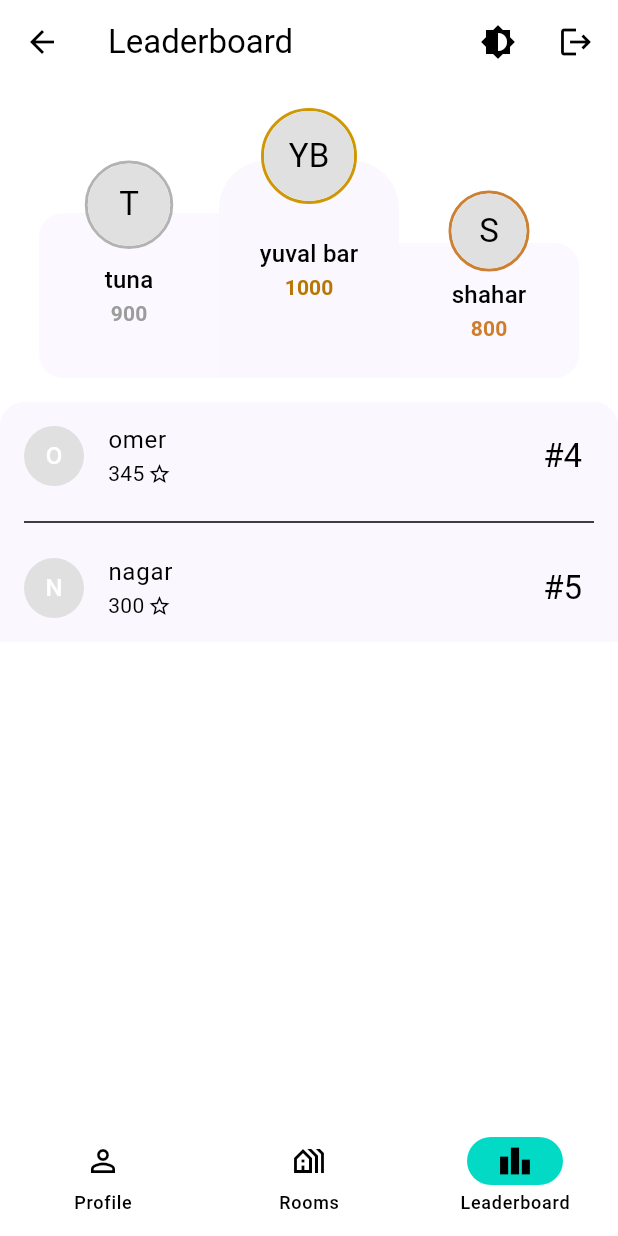
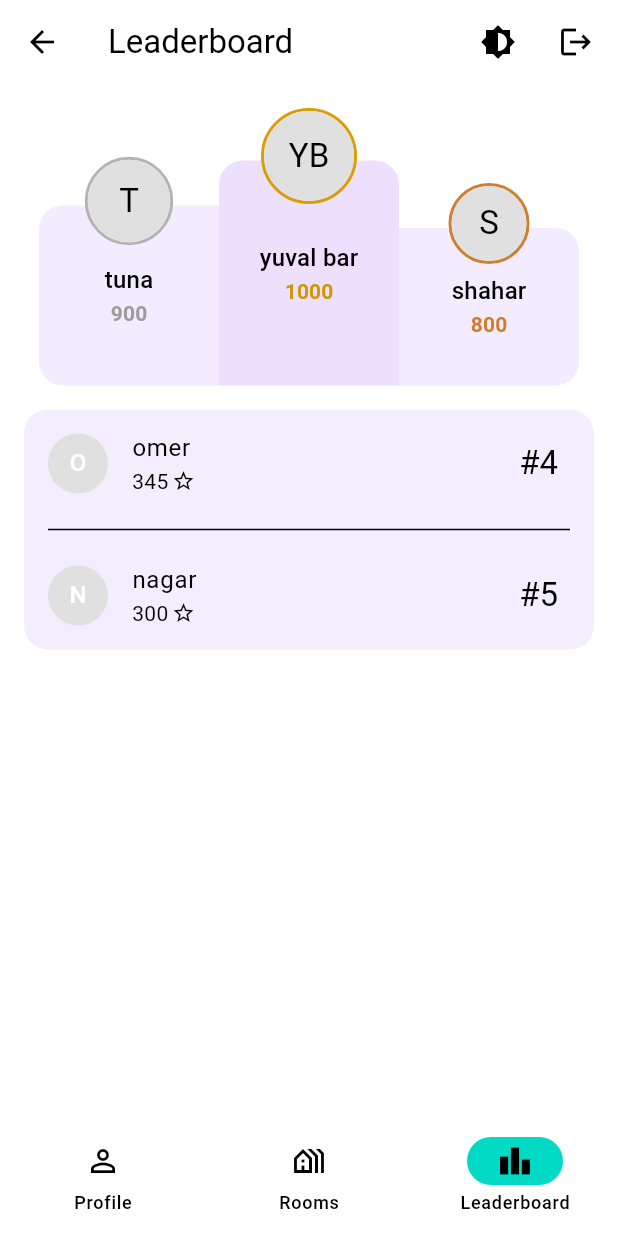
Before and after one commit to shaharyog/trivia_gui, a Flutter app: the HomePageSmall screen opened directly, item 3 of the bottom bar chosen, on a phone screen of 412 x 824 dp. Run offline on Flutter 3.47's test engine with Material 3 defaults, Android fonts, the phone set to English and light mode, and no system bars; drawn by our look-alikes of dynamic_color; missing offline and left inert: side_sheet_material3, window_manager.

Commit message:
wip: finished only phone size ui

```diff
--- a/lib/screens/leaderboard/leaderboard.dart
+++ b/lib/screens/leaderboard/leaderboard.dart
@@ -1,10 +1,7 @@
-import 'package:flutter/cupertino.dart';
 import 'package:flutter/material.dart';
 import 'package:provider/provider.dart';
-import 'package:trivia/screens/leaderboard/leaderboard_components/top_three/top_three.dart';
-
+import 'package:trivia/screens/leaderboard/leaderboard_components/top_three.dart';
 import '../../providers/leaderboard_provider.dart';
-import '../../providers/screen_size_provider.dart';
 
 class Leaderboard extends StatefulWidget {
   const Leaderboard({super.key});
@@ -27,10 +24,11 @@ class _LeaderboardState extends State<Leaderboard> {
 
   @override
   Widget build(BuildContext context) {
-    final screenSizeProvider = Provider.of<ScreenSizeProvider>(context);
     final leaderboardProvider = Provider.of<LeaderboardProvider>(context);
     final brightness = Theme.of(context).brightness;
     return SingleChildScrollView(
+      child: Padding(
+        padding: const EdgeInsets.symmetric(horizontal: 16.0),
         child: Column(
           children: [
             Padding(
@@ -44,10 +42,9 @@ class _LeaderboardState extends State<Leaderboard> {
             ),
             Container(
               decoration: BoxDecoration(
-              color: Theme.of(context).colorScheme.primary.withOpacity(0.03),
-              borderRadius: const BorderRadius.only(
-                topLeft: Radius.circular(16),
-                topRight: Radius.circular(16),
+                color: Theme.of(context).colorScheme.primary.withOpacity(0.069),
+                borderRadius: const BorderRadius.all(
+                  Radius.circular(16),
                 ),
               ),
               child: ListView.separated(
@@ -71,7 +68,10 @@ class _LeaderboardState extends State<Leaderboard> {
                       children: [
                         Text(user.score.toString()),
                         const SizedBox(width: 2),
-                      const Icon(Icons.star_border_sharp, size: 16,),
+                        const Icon(
+                          Icons.star_border_sharp,
+                          size: 16,
+                        ),
                       ],
                     ),
                   );
@@ -86,6 +86,7 @@ class _LeaderboardState extends State<Leaderboard> {
             ),
           ],
         ),
+      ),
     );
   }
 }
--- /dev/null
+++ b/lib/screens/leaderboard/leaderboard_components/top_three.dart
@@ -0,0 +1,274 @@
+import 'package:flutter/material.dart';
+import 'package:trivia/Objects/user_score.dart';
+import 'package:trivia/screens/leaderboard/leaderboard_components/top_three_player.dart';
+
+class TopThree extends StatelessWidget {
+  final UserScore user1, user2, user3;
+
+  const TopThree(
+      {super.key,
+      required this.user1,
+      required this.user2,
+      required this.user3});
+
+  @override
+  Widget build(BuildContext context) {
+    return Row(
+      mainAxisAlignment: MainAxisAlignment.center,
+      children: [
+        buildTopThreePlayer(
+          context: context,
+          user: user2,
+          avatarRadius: 27.5,
+          containerSize: 120,
+          containerColor:
+              Theme.of(context).colorScheme.primary.withOpacity(0.08),
+          avatarBorderColor: const Color.fromRGBO(179, 179, 179, 1),
+          scoreTextColor: const Color.fromRGBO(156, 156, 156, 1.0),
+          containerBorderRadius: const BorderRadius.only(
+            topLeft: Radius.circular(16),
+            bottomLeft: Radius.circular(16),
+          ),
+        ),
+        buildTopThreePlayer(
+          context: context,
+          user: user1,
+          avatarRadius: 30,
+          containerSize: 150,
+          containerColor:
+          Theme.of(context).colorScheme.primary.withOpacity(0.12),
+          scoreTextColor: const Color.fromRGBO(206, 151, 3, 1.0),
+          avatarBorderColor: const Color.fromRGBO(217, 158, 3, 1.0),
+          containerBorderRadius: const BorderRadius.only(
+            topLeft: Radius.circular(16),
+            topRight: Radius.circular(16),
+          ),
+        ),
+        buildTopThreePlayer(
+          context: context,
+          user: user3,
+          avatarRadius: 25,
+          containerSize: 105,
+          containerColor:
+          Theme.of(context).colorScheme.primary.withOpacity(0.08),
+          scoreTextColor: const Color.fromRGBO(208, 125, 43, 1.0),
+          avatarBorderColor: const Color.fromRGBO(205, 127, 50, 1.0),
+          containerBorderRadius: const BorderRadius.only(
+            topRight: Radius.circular(16),
+            bottomRight: Radius.circular(16),
+          ),
+        ),
+        // Column(
+        //   mainAxisAlignment: MainAxisAlignment.end,
+        //   children: [
+        //     Stack(
+        //       alignment: Alignment.topCenter,
+        //       children: [
+        //         const SizedBox(
+        //           height: 180,
+        //           width: 120,
+        //         ),
+        //         Positioned(
+        //           top: 70,
+        //           child: Container(
+        //             height: 110,
+        //             width: 120,
+        //             decoration: BoxDecoration(
+        //               color: Theme.of(context)
+        //                   .colorScheme
+        //                   .primary
+        //                   .withOpacity(0.025),
+        //               borderRadius: const BorderRadius.only(
+        //                 topLeft: Radius.circular(16),
+        //                 bottomLeft: Radius.circular(16),
+        //               ),
+        //             ),
+        //             child: Column(
+        //               mainAxisAlignment: MainAxisAlignment.center,
+        //               children: [
+        //                 Text(
+        //                   user2.name,
+        //                   style: Theme.of(context).textTheme.titleMedium,
+        //                 ),
+        //                 Text(
+        //                   '${user2.score}',
+        //                   style: Theme.of(context)
+        //                       .textTheme
+        //                       .titleSmall!
+        //                       .copyWith(
+        //                           color: const Color.fromRGBO(156, 156, 156, 1.0),
+        //                           fontWeight: FontWeight.bold),
+        //                 ),
+        //               ],
+        //             ),
+        //           ),
+        //         ),
+        //         Positioned(
+        //           top: 35,
+        //           child: Container(
+        //             decoration: BoxDecoration(
+        //               shape: BoxShape.circle,
+        //               border: Border.all(
+        //                 color: const Color.fromRGBO(179, 179, 179, 1),
+        //                 width: 2.0,
+        //               ),
+        //             ),
+        //             child: CircleAvatar(
+        //               backgroundColor: brightness == Brightness.dark
+        //                   ? Colors.grey[700]
+        //                   : Colors.grey[300],
+        //               radius: 27.5,
+        //               child: Text(
+        //                 getInitials(user2.name),
+        //                 style: Theme.of(context).textTheme.titleLarge,
+        //               ),
+        //             ),
+        //           ),
+        //         ),
+        //       ],
+        //     ),
+        //   ],
+        // ),
+        // Column(
+        //   mainAxisAlignment: MainAxisAlignment.end,
+        //   children: [
+        //     Stack(
+        //       alignment: Alignment.topCenter,
+        //       children: [
+        //         const SizedBox(
+        //           height: 180,
+        //           width: 120,
+        //         ),
+        //         Positioned(
+        //           top: 35,
+        //           child: Container(
+        //             height: 145,
+        //             width: 120,
+        //             decoration: BoxDecoration(
+        //               color: Theme.of(context)
+        //                   .colorScheme
+        //                   .primary
+        //                   .withOpacity(0.03),
+        //               borderRadius: const BorderRadius.only(
+        //                 topLeft: Radius.circular(32),
+        //                 topRight: Radius.circular(32),
+        //               ),
+        //             ),
+        //             child: Column(
+        //               mainAxisAlignment: MainAxisAlignment.center,
+        //               children: [
+        //                 Text(
+        //                   user1.name,
+        //                   style: Theme.of(context).textTheme.titleMedium,
+        //                 ),
+        //                 Text(
+        //                   '${user1.score}',
+        //                   style: Theme.of(context)
+        //                       .textTheme
+        //                       .titleSmall!
+        //                       .copyWith(
+        //                       color: const Color.fromRGBO(183, 119, 2, 1.0),
+        //                       fontWeight: FontWeight.bold),
+        //                 ),
+        //               ],
+        //             ),
+        //           ),
+        //         ),
+        //         Container(
+        //           decoration: BoxDecoration(
+        //             shape: BoxShape.circle,
+        //             border: Border.all(
+        //               color: const Color.fromRGBO(206, 151, 3, 1.0),
+        //               width: 2.0,
+        //             ),
+        //           ),
+        //           child: CircleAvatar(
+        //             backgroundColor: brightness == Brightness.dark
+        //                 ? Colors.grey[700]
+        //                 : Colors.grey[300],
+        //             radius: 30,
+        //             child: Text(
+        //               getInitials(user1.name),
+        //               style: Theme.of(context).textTheme.titleLarge,
+        //             ),
+        //           ),
+        //         ),
+        //       ],
+        //     ),
+        //   ],
+        // ),
+        // Column(
+        //   mainAxisAlignment: MainAxisAlignment.end,
+        //   children: [
+        //     Stack(
+        //       alignment: Alignment.topCenter,
+        //       children: [
+        //         const SizedBox(
+        //           height: 180,
+        //           width: 120,
+        //         ),
+        //         Positioned(
+        //           top: 90,
+        //           child: Container(
+        //             height: 90,
+        //             width: 120,
+        //             decoration: BoxDecoration(
+        //               color: Theme.of(context)
+        //                   .colorScheme
+        //                   .primary
+        //                   .withOpacity(0.025),
+        //               borderRadius: const BorderRadius.only(
+        //                 topRight: Radius.circular(16),
+        //                 bottomRight: Radius.circular(16),
+        //               ),
+        //             ),
+        //             child: Column(
+        //               mainAxisAlignment: MainAxisAlignment.center,
+        //               children: [
+        //                 Text(
+        //                   user3.name,
+        //                   style: Theme.of(context).textTheme.titleMedium,
+        //                 ),
+        //                 Text(
+        //                   '${user3.score}',
+        //                   style: Theme.of(context)
+        //                       .textTheme
+        //                       .titleSmall!
+        //                       .copyWith(
+        //                       color: const Color.fromRGBO(208, 125, 43, 1.0),
+        //                       fontWeight: FontWeight.bold),
+        //                 ),
+        //               ],
+        //             ),
+        //           ),
+        //         ),
+        //         Positioned(
+        //           top: 55,
+        //           child: Container(
+        //             decoration: BoxDecoration(
+        //               shape: BoxShape.circle,
+        //               border: Border.all(
+        //                 color: const Color.fromRGBO(205, 127, 50, 1.0),
+        //                 width: 2.0,
+        //               ),
+        //             ),
+        //             child: CircleAvatar(
+        //               backgroundColor: brightness == Brightness.dark
+        //                   ? Colors.grey[700]
+        //                   : Colors.grey[300],
+        //               radius: 25,
+        //               child: Text(
+        //                 getInitials(user3.name),
+        //                 style: Theme.of(context).textTheme.titleLarge,
+        //               ),
+        //             ),
+        //           ),
+        //         ),
+        //       ],
+        //     ),
+        //   ],
+        // ),
+      ],
+    );
+  }
+}
--- a/lib/screens/leaderboard/leaderboard_components/top_three/top_three.dart
+++ /dev/null
@@ -1,243 +0,0 @@
-import 'package:flutter/cupertino.dart';
-import 'package:flutter/material.dart';
-import 'package:flutter/widgets.dart';
-import 'package:trivia/Objects/user_score.dart';
-
-class TopThree extends StatelessWidget {
-  final UserScore user1, user2, user3;
-
-  const TopThree({super.key, required this.user1, required this.user2, required this.user3});
-
-  String getInitials(String name) {
-    List<String> words = name.split(' ');
-    String initials = '';
-    for (var word in words) {
-      if (initials.length < 2) {
-        initials += word[0].toUpperCase();
-      }
-    }
-    return initials;
-  }
-
-  @override
-  Widget build(BuildContext context) {
-    final brightness = Theme.of(context).brightness;
-
-    return Row(
-      mainAxisAlignment: MainAxisAlignment.center,
-      children: [
-        Column(
-          mainAxisAlignment: MainAxisAlignment.end,
-          children: [
-            Stack(
-              alignment: Alignment.topCenter,
-              children: [
-                const SizedBox(
-                  height: 180,
-                  width: 120,
-                ),
-                Positioned(
-                  top: 70,
-                  child: Container(
-                    height: 110,
-                    width: 120,
-                    decoration: BoxDecoration(
-                      color: Theme.of(context)
-                          .colorScheme
-                          .primary
-                          .withOpacity(0.025),
-                      borderRadius: const BorderRadius.only(
-                        topLeft: Radius.circular(16),
-                        bottomLeft: Radius.circular(16),
-                      ),
-                    ),
-                    child: Column(
-                      mainAxisAlignment: MainAxisAlignment.center,
-                      children: [
-                        Text(
-                          user2.name,
-                          style: Theme.of(context).textTheme.titleMedium,
-                        ),
-                        Text(
-                          '${user2.score}',
-                          style: Theme.of(context)
-                              .textTheme
-                              .titleSmall!
-                              .copyWith(
-                                  color: const Color.fromRGBO(156, 156, 156, 1.0),
-                                  fontWeight: FontWeight.bold),
-                        ),
-                      ],
-                    ),
-                  ),
-                ),
-                Positioned(
-                  top: 35,
-                  child: Container(
-                    decoration: BoxDecoration(
-                      shape: BoxShape.circle,
-                      border: Border.all(
-                        color: const Color.fromRGBO(179, 179, 179, 1),
-                        width: 2.0,
-                      ),
-                    ),
-                    child: CircleAvatar(
-                      backgroundColor: brightness == Brightness.dark
-                          ? Colors.grey[700]
-                          : Colors.grey[300],
-                      radius: 27.5,
-                      child: Text(
-                        getInitials(user2.name),
-                        style: Theme.of(context).textTheme.titleLarge,
-                      ),
-                    ),
-                  ),
-                ),
-              ],
-            ),
-          ],
-        ),
-        Column(
-          mainAxisAlignment: MainAxisAlignment.end,
-          children: [
-            Stack(
-              alignment: Alignment.topCenter,
-              children: [
-                const SizedBox(
-                  height: 180,
-                  width: 120,
-                ),
-                Positioned(
-                  top: 35,
-                  child: Container(
-                    height: 145,
-                    width: 120,
-                    decoration: BoxDecoration(
-                      color: Theme.of(context)
-                          .colorScheme
-                          .primary
-                          .withOpacity(0.03),
-                      borderRadius: const BorderRadius.only(
-                        topLeft: Radius.circular(32),
-                        topRight: Radius.circular(32),
-                      ),
-                    ),
-                    child: Column(
-                      mainAxisAlignment: MainAxisAlignment.center,
-                      children: [
-                        Text(
-                          user1.name,
-                          style: Theme.of(context).textTheme.titleMedium,
-                        ),
-                        Text(
-                          '${user1.score}',
-                          style: Theme.of(context)
-                              .textTheme
-                              .titleSmall!
-                              .copyWith(
-                              color: const Color.fromRGBO(183, 119, 2, 1.0),
-                              fontWeight: FontWeight.bold),
-                        ),
-                      ],
-                    ),
-                  ),
-                ),
-                Container(
-                  decoration: BoxDecoration(
-                    shape: BoxShape.circle,
-                    border: Border.all(
-                      color: const Color.fromRGBO(206, 151, 3, 1.0),
-                      width: 2.0,
-                    ),
-                  ),
-                  child: CircleAvatar(
-                    backgroundColor: brightness == Brightness.dark
-                        ? Colors.grey[700]
-                        : Colors.grey[300],
-                    radius: 30,
-                    child: Text(
-                      getInitials(user1.name),
-                      style: Theme.of(context).textTheme.titleLarge,
-                    ),
-                  ),
-                ),
-              ],
-            ),
-          ],
-        ),
-        Column(
-          mainAxisAlignment: MainAxisAlignment.end,
-          children: [
-            Stack(
-              alignment: Alignment.topCenter,
-              children: [
-                const SizedBox(
-                  height: 180,
-                  width: 120,
-                ),
-                Positioned(
-                  top: 90,
-                  child: Container(
-                    height: 90,
-                    width: 120,
-                    decoration: BoxDecoration(
-                      color: Theme.of(context)
-                          .colorScheme
-                          .primary
-                          .withOpacity(0.025),
-                      borderRadius: const BorderRadius.only(
-                        topRight: Radius.circular(16),
-                        bottomRight: Radius.circular(16),
-                      ),
-                    ),
-                    child: Column(
-                      mainAxisAlignment: MainAxisAlignment.center,
-                      children: [
-                        Text(
-                          user3.name,
-                          style: Theme.of(context).textTheme.titleMedium,
-                        ),
-                        Text(
-                          '${user3.score}',
-                          style: Theme.of(context)
-                              .textTheme
-                              .titleSmall!
-                              .copyWith(
-                              color: const Color.fromRGBO(208, 125, 43, 1.0),
-                              fontWeight: FontWeight.bold),
-                        ),
-                      ],
-                    ),
-                  ),
-                ),
-                Positioned(
-                  top: 55,
-                  child: Container(
-                    decoration: BoxDecoration(
-                      shape: BoxShape.circle,
-                      border: Border.all(
-                        color: const Color.fromRGBO(205, 127, 50, 1.0),
-                        width: 2.0,
-                      ),
-                    ),
-                    child: CircleAvatar(
-                      backgroundColor: brightness == Brightness.dark
-                          ? Colors.grey[700]
-                          : Colors.grey[300],
-                      radius: 25,
-                      child: Text(
-                        getInitials(user3.name),
-                        style: Theme.of(context).textTheme.titleLarge,
-                      ),
-                    ),
-                  ),
-                ),
-              ],
-            ),
-          ],
-        ),
-      ],
-
-    );
-  }
-}
--- /dev/null
+++ b/lib/screens/leaderboard/leaderboard_components/top_three_player.dart
@@ -0,0 +1,85 @@
+
+
+import 'package:flutter/material.dart';
+import 'package:trivia/Objects/user_score.dart';
+
+Widget buildTopThreePlayer({required BuildContext context, required UserScore user, required double avatarRadius, required double containerSize, required Color containerColor, required Color avatarBorderColor, required Color scoreTextColor, required BorderRadiusGeometry? containerBorderRadius}) {
+  final brightness = Theme.of(context).brightness;
+  return Column(
+    mainAxisAlignment: MainAxisAlignment.end,
+    children: [
+      Stack(
+        alignment: Alignment.topCenter,
+        children: [
+          const SizedBox(
+            height: 185,
+            width: 120,
+          ),
+          Positioned(
+            top: 185 - containerSize,
+            child: Container(
+              height: containerSize,
+              width: 120,
+              decoration: BoxDecoration(
+                color: containerColor,
+                borderRadius: containerBorderRadius,
+              ),
+              child: Column(
+                mainAxisAlignment: MainAxisAlignment.center,
+                children: [
+                  Text(
+                    user.name,
+                    style: Theme.of(context).textTheme.titleMedium,
+                  ),
+                  Text(
+                    '${user.score}',
+                    style: Theme.of(context)
+                        .textTheme
+                        .titleSmall!
+                        .copyWith(
+                        color: scoreTextColor,
+                        fontWeight: FontWeight.bold),
+                  ),
+                ],
+              ),
+            ),
+          ),
+          Positioned(
+            top: 185 -containerSize - avatarRadius - 5,
+            child: Container(
+              decoration: BoxDecoration(
+                shape: BoxShape.circle,
+                border: Border.all(
+                  color: avatarBorderColor,
+                  width: 2.0,
+                ),
+              ),
+              child: CircleAvatar(
+                backgroundColor: brightness == Brightness.dark
+                    ? Colors.grey[700]
+                    : Colors.grey[300],
+                radius: avatarRadius,
+                child: Text(
+                  getInitials(user.name),
+                  style: Theme.of(context).textTheme.titleLarge,
+                ),
+              ),
+            ),
+          ),
+        ],
+      ),
+    ],
+  );
+}
+
+
+String getInitials(String name) {
+  List<String> words = name.split(' ');
+  String initials = '';
+  for (var word in words) {
+    if (initials.length < 2) {
+      initials += word[0].toUpperCase();
+    }
+  }
+  return initials;
+}
```
Also changed, not shown: lib/screens/leaderboard/leaderboard_components/top_three/second_user.dart (deleted), lib/screens/leaderboard/leaderboard_components/top_three/third_user.dart (deleted), pubspec.lock. Lines whose indentation alone changed are shown as unchanged.
